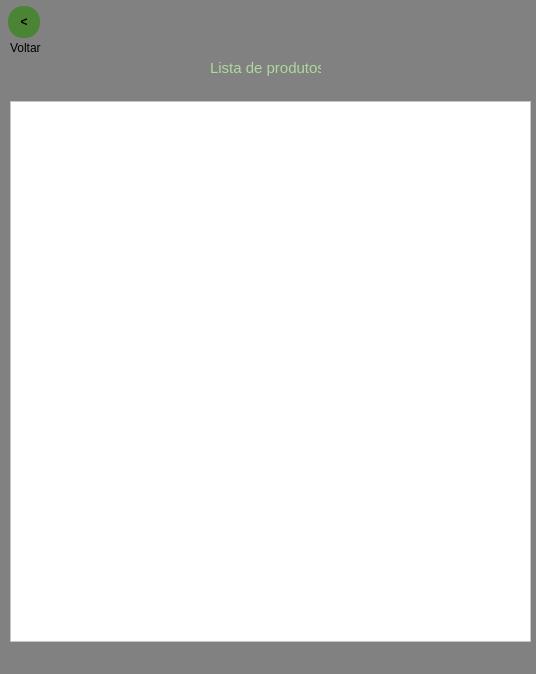
The window that lib/janelaVerifProd.ui (antth-Luca/SistemaCadastro_MySQL) describes before a commit, drawn with Qt 5.
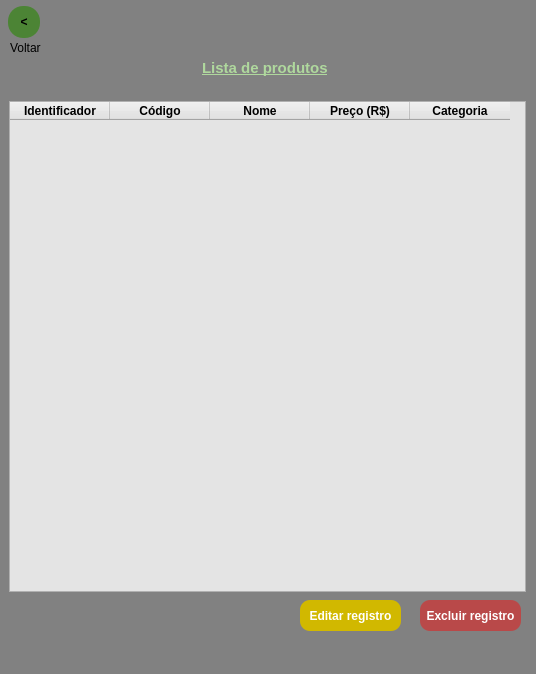
The same window after the commit.

What changed in the file:
```diff
--- a/lib/janelaVerifProd.ui
+++ b/lib/janelaVerifProd.ui
@@ -58,15 +58,18 @@
    <widget class="QLabel" name="label">
     <property name="geometry">
      <rect>
-      <x>210</x>
+      <x>202</x>
       <y>60</y>
-      <width>111</width>
+      <width>132</width>
       <height>16</height>
      </rect>
     </property>
     <property name="font">
      <font>
       <pointsize>11</pointsize>
+      <weight>75</weight>
+      <bold>true</bold>
+      <underline>true</underline>
      </font>
     </property>
     <property name="styleSheet">
@@ -79,14 +82,202 @@
    <widget class="QTableWidget" name="tableWidget">
     <property name="geometry">
      <rect>
-      <x>10</x>
+      <x>9</x>
       <y>101</y>
-      <width>521</width>
-      <height>541</height>
+      <width>517</width>
+      <height>491</height>
      </rect>
     </property>
     <property name="styleSheet">
-     <string notr="true">background-color: rgb(255, 255, 255);</string>
+     <string notr="true">background-color: rgb(228, 228, 228);</string>
+    </property>
+    <property name="gridStyle">
+     <enum>Qt::NoPen</enum>
+    </property>
+    <column>
+     <property name="text">
+      <string>Identificador</string>
+     </property>
+     <property name="font">
+      <font>
+       <weight>75</weight>
+       <bold>true</bold>
+      </font>
+     </property>
+     <property name="background">
+      <color>
+       <red>255</red>
+       <green>255</green>
+       <blue>255</blue>
+      </color>
+     </property>
+     <property name="foreground">
+      <brush brushstyle="NoBrush">
+       <color alpha="255">
+        <red>0</red>
+        <green>0</green>
+        <blue>0</blue>
+       </color>
+      </brush>
+     </property>
+    </column>
+    <column>
+     <property name="text">
+      <string>Código</string>
+     </property>
+     <property name="font">
+      <font>
+       <weight>75</weight>
+       <bold>true</bold>
+      </font>
+     </property>
+     <property name="background">
+      <color>
+       <red>255</red>
+       <green>255</green>
+       <blue>255</blue>
+      </color>
+     </property>
+     <property name="foreground">
+      <brush brushstyle="NoBrush">
+       <color alpha="255">
+        <red>0</red>
+        <green>0</green>
+        <blue>0</blue>
+       </color>
+      </brush>
+     </property>
+    </column>
+    <column>
+     <property name="text">
+      <string>Nome</string>
+     </property>
+     <property name="font">
+      <font>
+       <weight>75</weight>
+       <bold>true</bold>
+      </font>
+     </property>
+     <property name="background">
+      <color>
+       <red>255</red>
+       <green>255</green>
+       <blue>255</blue>
+      </color>
+     </property>
+     <property name="foreground">
+      <brush brushstyle="NoBrush">
+       <color alpha="255">
+        <red>0</red>
+        <green>0</green>
+        <blue>0</blue>
+       </color>
+      </brush>
+     </property>
+    </column>
+    <column>
+     <property name="text">
+      <string>Preço (R$)</string>
+     </property>
+     <property name="font">
+      <font>
+       <weight>75</weight>
+       <bold>true</bold>
+      </font>
+     </property>
+     <property name="background">
+      <color>
+       <red>255</red>
+       <green>255</green>
+       <blue>255</blue>
+      </color>
+     </property>
+     <property name="foreground">
+      <brush brushstyle="NoBrush">
+       <color alpha="255">
+        <red>0</red>
+        <green>0</green>
+        <blue>0</blue>
+       </color>
+      </brush>
+     </property>
+    </column>
+    <column>
+     <property name="text">
+      <string>Categoria</string>
+     </property>
+     <property name="font">
+      <font>
+       <weight>75</weight>
+       <bold>true</bold>
+      </font>
+     </property>
+     <property name="background">
+      <color>
+       <red>255</red>
+       <green>255</green>
+       <blue>255</blue>
+      </color>
+     </property>
+     <property name="foreground">
+      <brush brushstyle="NoBrush">
+       <color alpha="255">
+        <red>0</red>
+        <green>0</green>
+        <blue>0</blue>
+       </color>
+      </brush>
+     </property>
+    </column>
+   </widget>
+   <widget class="QPushButton" name="excluirRegistro">
+    <property name="geometry">
+     <rect>
+      <x>420</x>
+      <y>600</y>
+      <width>101</width>
+      <height>31</height>
+     </rect>
+    </property>
+    <property name="font">
+     <font>
+      <weight>75</weight>
+      <bold>true</bold>
+     </font>
+    </property>
+    <property name="styleSheet">
+     <string notr="true">color: rgb(255, 255, 255);
+border-radius: 10px;
+border-style: outset;
+background-color: rgb(185, 73, 73);</string>
+    </property>
+    <property name="text">
+     <string>Excluir registro</string>
+    </property>
+   </widget>
+   <widget class="QPushButton" name="editarRegistro">
+    <property name="geometry">
+     <rect>
+      <x>300</x>
+      <y>600</y>
+      <width>101</width>
+      <height>31</height>
+     </rect>
+    </property>
+    <property name="font">
+     <font>
+      <weight>75</weight>
+      <bold>true</bold>
+     </font>
+    </property>
+    <property name="styleSheet">
+     <string notr="true">color: rgb(255, 255, 255);
+border-radius: 10px;
+border-style: outset;
+background-color: rgb(209, 184, 0);</string>
+    </property>
+    <property name="text">
+     <string>Editar registro</string>
     </property>
    </widget>
   </widget>
```
